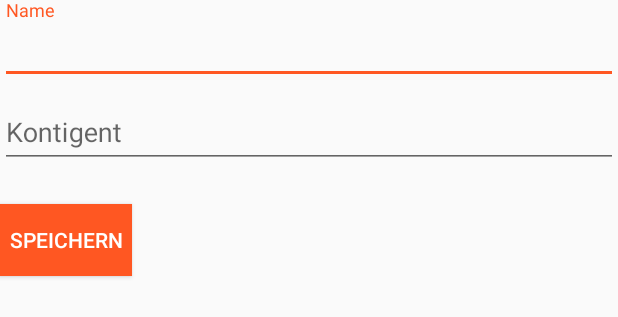
After one commit to maxdobler/Teilnehmerverwaltung, an Android app: the layout customer_edit_fragment.xml on its own in the app's theme, with its tools: preview values and no code run, on a phone screen of 412 x 824 dp. The commit adds this screen. Shown: the top 317 px of the screen. Run offline under Robolectric (Android 15) with nearby library versions, the phone set to English and light mode, and no system bars.

Commit message:
customer detail refactored

```diff
--- /dev/null
+++ b/app/src/main/res/layout/customer_edit_fragment.xml
@@ -0,0 +1,39 @@
+<LinearLayout xmlns:android="http://schemas.android.com/apk/res/android"
+    xmlns:tools="http://schemas.android.com/tools"
+    android:layout_width="match_parent"
+    android:layout_height="match_parent"
+    android:orientation="vertical"
+    tools:context="de.maxdobler.teilnehmerverwaltung.customerDetail.CustomerEditFragment">
+
+    <android.support.design.widget.TextInputLayout
+        android:layout_width="match_parent"
+        android:layout_height="wrap_content">
+
+        <android.support.v7.widget.AppCompatEditText
+            android:id="@+id/nameEditText"
+            android:layout_width="match_parent"
+            android:layout_height="wrap_content"
+            android:hint="@string/customer_detail_name_hint" />
+
+    </android.support.design.widget.TextInputLayout>
+
+    <android.support.design.widget.TextInputLayout
+        android:layout_width="match_parent"
+        android:layout_height="wrap_content">
+
+        <android.support.v7.widget.AppCompatEditText
+            android:id="@+id/quotaEditText"
+            android:layout_width="match_parent"
+            android:layout_height="wrap_content"
+            android:hint="@string/customer_detail_quota_hint"
+            android:inputType="number" />
+
+    </android.support.design.widget.TextInputLayout>
+
+    <Button
+        android:id="@+id/saveButton"
+        style="@style/buttonDefault"
+        android:layout_marginTop="24dp"
+        android:text="@string/add_attendee_create_button" />
+
+</LinearLayout>
```
Also changed, not shown: app/src/main/java/de/maxdobler/teilnehmerverwaltung/customerDetail/CustomerDetailActivity.java (+22 -72 lines), app/src/main/java/de/maxdobler/teilnehmerverwaltung/customerDetail/CustomerEditFragment.java (added, +145 -0 lines), app/src/main/res/layout/customer_detail_activity.xml (+0 -31 lines).
